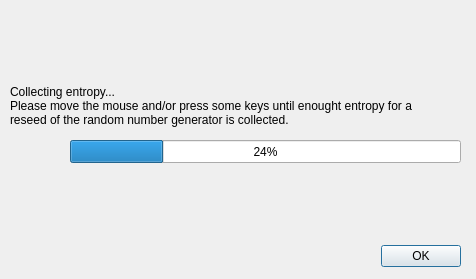
This is src/forms/CollectEntropyDlg.ui in thooge/keepassx1 as Qt 5 draws it before an edit. The edited form follows.
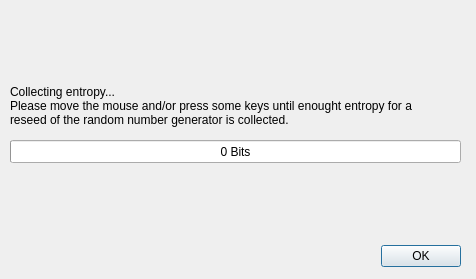
This is the edited form. Custom widgets are drawn as their Qt base class.

Commit message: CollectEntryDlg: fixed random crashes caused by first external paint event, finished collection routines.

Diff of the .ui file:
```diff
--- a/src/forms/CollectEntropyDlg.ui
+++ b/src/forms/CollectEntropyDlg.ui
@@ -32,22 +32,6 @@
     <bool>true</bool>
    </property>
   </widget>
-  <widget class="QProgressBar" name="progressBar" >
-   <property name="geometry" >
-    <rect>
-     <x>70</x>
-     <y>140</y>
-     <width>391</width>
-     <height>23</height>
-    </rect>
-   </property>
-   <property name="value" >
-    <number>24</number>
-   </property>
-   <property name="orientation" >
-    <enum>Qt::Horizontal</enum>
-   </property>
-  </widget>
   <widget class="QDialogButtonBox" name="buttonBox" >
    <property name="geometry" >
     <rect>
@@ -67,13 +51,35 @@
   <widget class="WaitAnimationWidget" native="1" name="Animation" >
    <property name="geometry" >
     <rect>
-     <x>420</x>
-     <y>10</y>
+     <x>8</x>
+     <y>5</y>
      <width>41</width>
      <height>41</height>
     </rect>
    </property>
   </widget>
+  <widget class="QProgressBar" name="progressBar" >
+   <property name="geometry" >
+    <rect>
+     <x>10</x>
+     <y>140</y>
+     <width>451</width>
+     <height>23</height>
+    </rect>
+   </property>
+   <property name="maximum" >
+    <number>420</number>
+   </property>
+   <property name="value" >
+    <number>0</number>
+   </property>
+   <property name="orientation" >
+    <enum>Qt::Horizontal</enum>
+   </property>
+   <property name="format" >
+    <string>%v Bits</string>
+   </property>
+  </widget>
  </widget>
  <customwidgets>
   <customwidget>
```
The commit also changes 6 other files.
